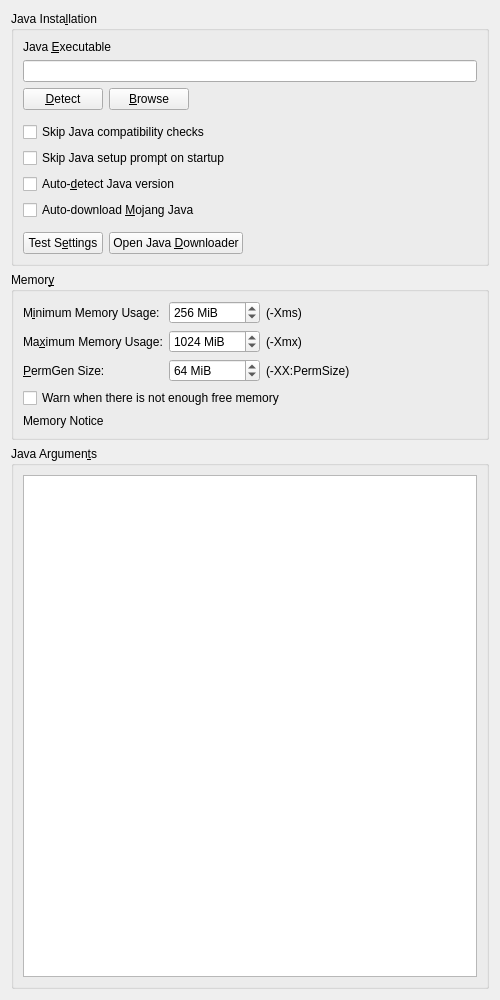
Qt form launcher/ui/widgets/JavaSettingsWidget.ui (PrismLauncher/PrismLauncher) before a commit.
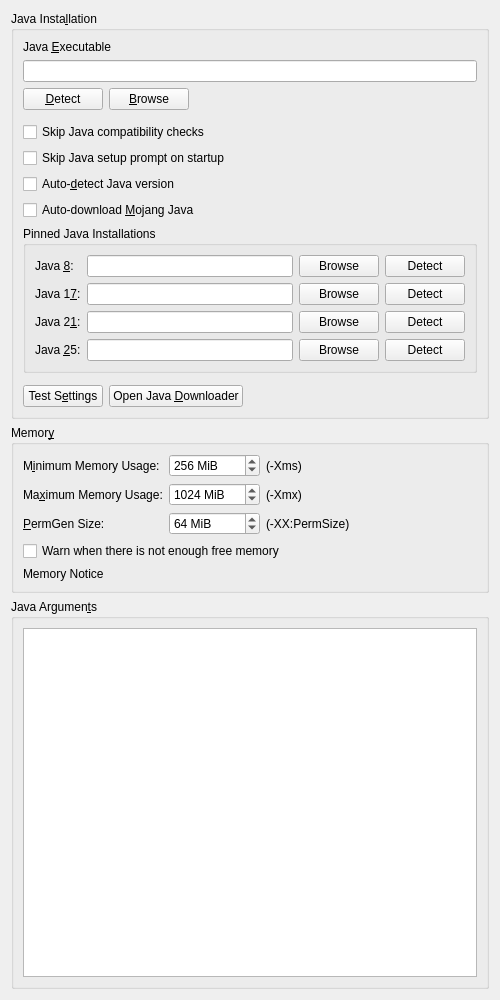
The same form after that commit.

Commit message: feat(java): pin java installs per major version

What changed in the file:
```diff
--- a/launcher/ui/widgets/JavaSettingsWidget.ui
+++ b/launcher/ui/widgets/JavaSettingsWidget.ui
@@ -67,7 +67,7 @@
         </item>
        </layout>
       </item>
-      <item row="10" column="0">
+      <item row="11" column="0">
        <layout class="QHBoxLayout" name="horizontalLayout_4">
         <item>
          <widget class="QPushButton" name="javaTestBtn">
@@ -98,7 +98,7 @@
         </item>
        </layout>
       </item>
-      <item row="9" column="0">
+      <item row="10" column="0">
        <spacer name="verticalSpacer_4">
         <property name="orientation">
          <enum>Qt::Orientation::Vertical</enum>
@@ -173,6 +173,166 @@
         </property>
        </spacer>
       </item>
+      <item row="9" column="0">
+       <widget class="QGroupBox" name="pinnedJavaGroupBox">
+        <property name="toolTip">
+         <string>Pin specific Java installations to a major version. When the launcher picks Java for an instance automatically, a pinned installation matching the required version is used before anything else gets detected or downloaded.</string>
+        </property>
+        <property name="title">
+         <string>Pinned Java Installations</string>
+        </property>
+        <layout class="QGridLayout" name="pinnedJavaGridLayout">
+         <item row="0" column="0">
+          <widget class="QLabel" name="labelJava8">
+           <property name="text">
+            <string>Java &amp;8:</string>
+           </property>
+           <property name="buddy">
+            <cstring>javaPath8TextBox</cstring>
+           </property>
+          </widget>
+         </item>
+         <item row="0" column="1">
+          <widget class="QLineEdit" name="javaPath8TextBox">
+           <property name="toolTip">
+            <string>Path to the Java 8 executable to use for instances that require it. Leave empty to use the automatically detected one.</string>
+           </property>
+          </widget>
+         </item>
+         <item row="0" column="2">
+          <widget class="QPushButton" name="javaPath8BrowseBtn">
+           <property name="toolTip">
+            <string>Pick the Java 8 executable from the file system.</string>
+           </property>
+           <property name="text">
+            <string>Browse</string>
+           </property>
+          </widget>
+         </item>
+         <item row="0" column="3">
+          <widget class="QPushButton" name="javaPath8DetectBtn">
+           <property name="toolTip">
+            <string>Pick a detected Java 8 installation.</string>
+           </property>
+           <property name="text">
+            <string>Detect</string>
+           </property>
+          </widget>
+         </item>
+         <item row="1" column="0">
+          <widget class="QLabel" name="labelJava17">
+           <property name="text">
+            <string>Java 1&amp;7:</string>
+           </property>
+           <property name="buddy">
+            <cstring>javaPath17TextBox</cstring>
+           </property>
+          </widget>
+         </item>
+         <item row="1" column="1">
+          <widget class="QLineEdit" name="javaPath17TextBox">
+           <property name="toolTip">
+            <string>Path to the Java 17 executable to use for instances that require it. Leave empty to use the automatically detected one.</string>
+           </property>
+          </widget>
+         </item>
+         <item row="1" column="2">
+          <widget class="QPushButton" name="javaPath17BrowseBtn">
+           <property name="toolTip">
+            <string>Pick the Java 17 executable from the file system.</string>
+           </property>
+           <property name="text">
+            <string>Browse</string>
+           </property>
+          </widget>
+         </item>
+         <item row="1" column="3">
+          <widget class="QPushButton" name="javaPath17DetectBtn">
+           <property name="toolTip">
+            <string>Pick a detected Java 17 installation.</string>
+           </property>
+           <property name="text">
+            <string>Detect</string>
+           </property>
+          </widget>
+         </item>
+         <item row="2" column="0">
+          <widget class="QLabel" name="labelJava21">
+           <property name="text">
+            <string>Java 2&amp;1:</string>
+           </property>
+           <property name="buddy">
+            <cstring>javaPath21TextBox</cstring>
+           </property>
+          </widget>
+         </item>
+         <item row="2" column="1">
+          <widget class="QLineEdit" name="javaPath21TextBox">
+           <property name="toolTip">
+            <string>Path to the Java 21 executable to use for instances that require it. Leave empty to use the automatically detected one.</string>
+           </property>
+          </widget>
+         </item>
+         <item row="2" column="2">
+          <widget class="QPushButton" name="javaPath21BrowseBtn">
+           <property name="toolTip">
+            <string>Pick the Java 21 executable from the file system.</string>
+           </property>
+           <property name="text">
+            <string>Browse</string>
+           </property>
+          </widget>
+         </item>
+         <item row="2" column="3">
+          <widget class="QPushButton" name="javaPath21DetectBtn">
+           <property name="toolTip">
+            <string>Pick a detected Java 21 installation.</string>
+           </property>
+           <property name="text">
+            <string>Detect</string>
+           </property>
+          </widget>
+         </item>
+         <item row="3" column="0">
+          <widget class="QLabel" name="labelJava25">
+           <property name="text">
+            <string>Java &amp;25:</string>
+           </property>
+           <property name="buddy">
+            <cstring>javaPath25TextBox</cstring>
+           </property>
+          </widget>
+         </item>
+         <item row="3" column="1">
+          <widget class="QLineEdit" name="javaPath25TextBox">
+           <property name="toolTip">
+            <string>Path to the Java 25 executable to use for instances that require it. Leave empty to use the automatically detected one.</string>
+           </property>
+          </widget>
+         </item>
+         <item row="3" column="2">
+          <widget class="QPushButton" name="javaPath25BrowseBtn">
+           <property name="toolTip">
+            <string>Pick the Java 25 executable from the file system.</string>
+           </property>
+           <property name="text">
+            <string>Browse</string>
+           </property>
+          </widget>
+         </item>
+         <item row="3" column="3">
+          <widget class="QPushButton" name="javaPath25DetectBtn">
+           <property name="toolTip">
+            <string>Pick a detected Java 25 installation.</string>
+           </property>
+           <property name="text">
+            <string>Detect</string>
+           </property>
+          </widget>
+         </item>
+        </layout>
+       </widget>
+      </item>
      </layout>
     </widget>
    </item>
```
Left out of the diff: 14 changed lines with no effect on the pictures. The commit also changes 7 other files.
